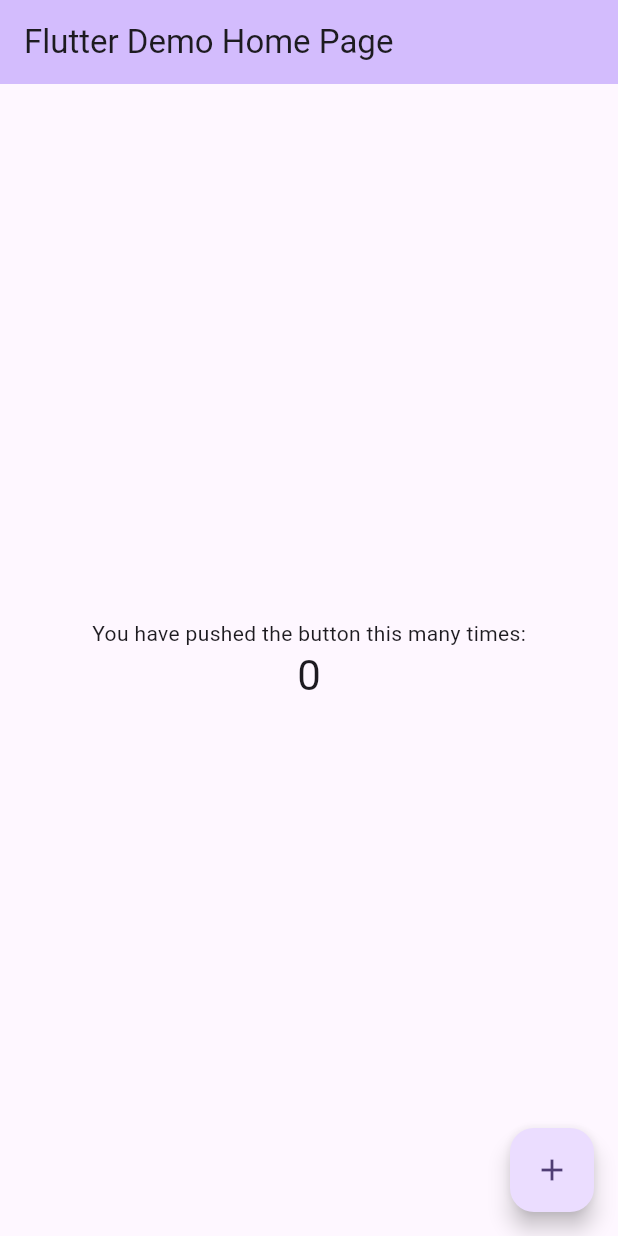
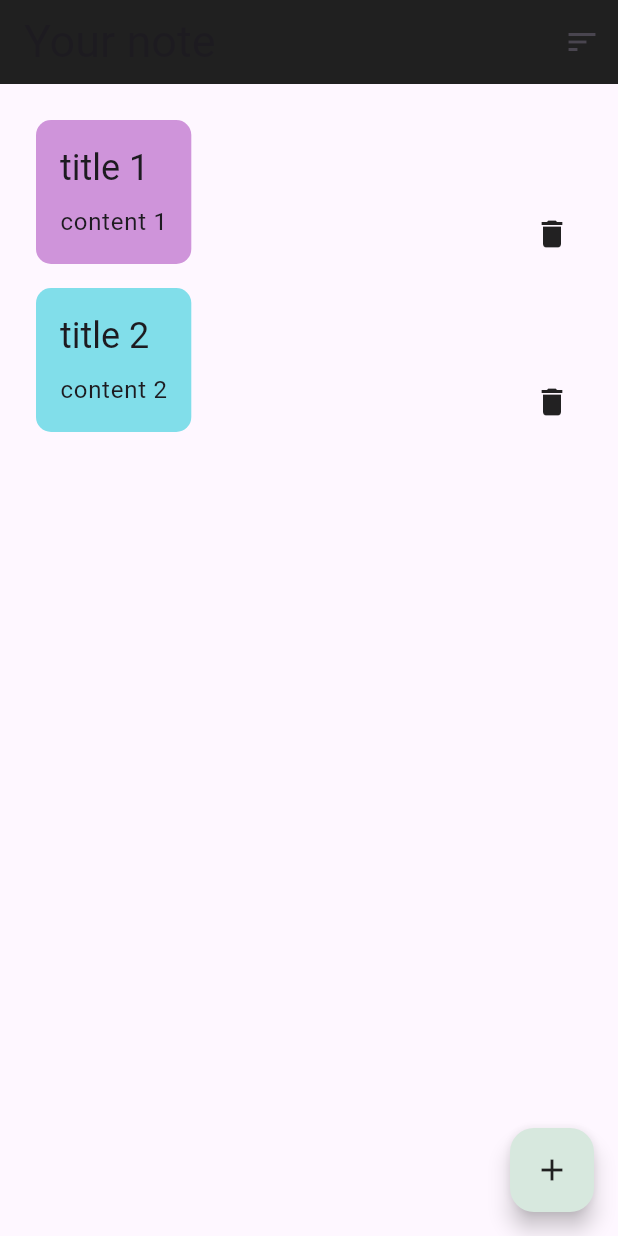
Before and after one commit to hugedreamhd/flutter_note_app, a Flutter app: the screen it shows after launch, on a phone screen of 412 x 824 dp. Run offline on Flutter 3.47's test engine with Material 3 defaults, Android fonts, the phone set to English and light mode, and no system bars; our stand-ins replace freezed_annotation, sqflite; accounts and stored records are empty; generated files the repository leaves out were written again.

Commit message:
feat: note_item을 stack으로 감싸기

```diff
--- a/lib/main.dart
+++ b/lib/main.dart
@@ -1,4 +1,6 @@
 import 'package:flutter/material.dart';
+import 'package:flutter_note_app/presentation/notes/notes_screen.dart';
+import 'package:flutter_note_app/ui/colors.dart';
 
 void main() {
   runApp(const MyApp());
@@ -13,113 +15,21 @@ class MyApp extends StatelessWidget {
     return MaterialApp(
       title: 'Flutter Demo',
       theme: ThemeData(
-        // This is the theme of your application.
-        //
-        // TRY THIS: Try running your application with "flutter run". You'll see
-        // the application has a purple toolbar. Then, without quitting the app,
-        // try changing the seedColor in the colorScheme below to Colors.green
-        // and then invoke "hot reload" (save your changes or press the "hot
-        // reload" button in a Flutter-supported IDE, or press "r" if you used
-        // the command line to start the app).
-        //
-        // Notice that the counter didn't reset back to zero; the application
-        // state is not lost during the reload. To reset the state, use hot
-        // restart instead.
-        //
-        // This works for code too, not just values: Most code changes can be
-        // tested with just a hot reload.
-        colorScheme: ColorScheme.fromSeed(seedColor: Colors.deepPurple),
+       primaryColor: Colors.white,
+        canvasColor: darkGray,
         useMaterial3: true,
+        floatingActionButtonTheme:
+          Theme.of(context).floatingActionButtonTheme.copyWith(
+            backgroundColor: lightBlue,
+            foregroundColor: darkGray
+          ),
+        appBarTheme:
+          Theme.of(context).appBarTheme.copyWith(
+            backgroundColor: darkGray,
+
+          )
       ),
-      home: const MyHomePage(title: 'Flutter Demo Home Page'),
+      home: const NotesScreen(),
     );
   }
 }
-
-class MyHomePage extends StatefulWidget {
-  const MyHomePage({super.key, required this.title});
-
-  // This widget is the home page of your application. It is stateful, meaning
-  // that it has a State object (defined below) that contains fields that affect
-  // how it looks.
-
-  // This class is the configuration for the state. It holds the values (in this
-  // case the title) provided by the parent (in this case the App widget) and
-  // used by the build method of the State. Fields in a Widget subclass are
-  // always marked "final".
-
-  final String title;
-
-  @override
-  State<MyHomePage> createState() => _MyHomePageState();
-}
-
-class _MyHomePageState extends State<MyHomePage> {
-  int _counter = 0;
-
-  void _incrementCounter() {
-    setState(() {
-      // This call to setState tells the Flutter framework that something has
-      // changed in this State, which causes it to rerun the build method below
-      // so that the display can reflect the updated values. If we changed
-      // _counter without calling setState(), then the build method would not be
-      // called again, and so nothing would appear to happen.
-      _counter++;
-    });
-  }
-
-  @override
-  Widget build(BuildContext context) {
-    // This method is rerun every time setState is called, for instance as done
-    // by the _incrementCounter method above.
-    //
-    // The Flutter framework has been optimized to make rerunning build methods
-    // fast, so that you can just rebuild anything that needs updating rather
-    // than having to individually change instances of widgets.
-    return Scaffold(
-      appBar: AppBar(
-        // TRY THIS: Try changing the color here to a specific color (to
-        // Colors.amber, perhaps?) and trigger a hot reload to see the AppBar
-        // change color while the other colors stay the same.
-        backgroundColor: Theme.of(context).colorScheme.inversePrimary,
-        // Here we take the value from the MyHomePage object that was created by
-        // the App.build method, and use it to set our appbar title.
-        title: Text(widget.title),
-      ),
-      body: Center(
-        // Center is a layout widget. It takes a single child and positions it
-        // in the middle of the parent.
-        child: Column(
-          // Column is also a layout widget. It takes a list of children and
-          // arranges them vertically. By default, it sizes itself to fit its
-          // children horizontally, and tries to be as tall as its parent.
-          //
-          // Column has various properties to control how it sizes itself and
-          // how it positions its children. Here we use mainAxisAlignment to
-          // center the children vertically; the main axis here is the vertical
-          // axis because Columns are vertical (the cross axis would be
-          // horizontal).
-          //
-          // TRY THIS: Invoke "debug painting" (choose the "Toggle Debug Paint"
-          // action in the IDE, or press "p" in the console), to see the
-          // wireframe for each widget.
-          mainAxisAlignment: MainAxisAlignment.center,
-          children: <Widget>[
-            const Text(
-              'You have pushed the button this many times:',
-            ),
-            Text(
-              '$_counter',
-              style: Theme.of(context).textTheme.headlineMedium,
-            ),
-          ],
-        ),
-      ),
-      floatingActionButton: FloatingActionButton(
-        onPressed: _incrementCounter,
-        tooltip: 'Increment',
-        child: const Icon(Icons.add),
-      ), // This trailing comma makes auto-formatting nicer for build methods.
-    );
-  }
-}
--- a/lib/presentation/notes/components/note_item.dart
+++ b/lib/presentation/notes/components/note_item.dart
@@ -0,0 +1,54 @@
+import 'package:flutter/material.dart';
+
+import '../../../domain/model/note.dart';
+
+class NoteItem extends StatelessWidget {
+  final Note note;
+
+  NoteItem({
+    Key? key,
+    required this.note,
+  }) : super(key: key);
+
+  @override
+  Widget build(BuildContext context) {
+    return Padding(
+      padding: const EdgeInsets.all(8.0),
+      child: Stack(
+        children: [
+          Container(
+            padding: const EdgeInsets.all(16.0),
+            decoration: BoxDecoration(
+              borderRadius: BorderRadius.circular(10),
+              color: Color(note.color),
+            ),
+            child: Column(
+              crossAxisAlignment: CrossAxisAlignment.start,
+              children: [
+                Text(
+                  //note.title,
+                  note.title,
+                  maxLines: 1,
+                  overflow: TextOverflow.ellipsis,
+                  style: Theme.of(context).textTheme.headlineSmall,
+                ),
+                const SizedBox(height: 8),
+                Text(
+                  note.content,
+                  maxLines: 5,
+                  overflow: TextOverflow.ellipsis,
+                  style: Theme.of(context).textTheme.bodyLarge,
+                ),
+              ],
+            ),
+          ),
+          const Positioned(
+            bottom: 8,
+            right: 8,
+            child: Icon(Icons.delete),
+          ),
+        ],
+      ),
+    );
+  }
+}
--- a/lib/presentation/notes/notes_screen.dart
+++ b/lib/presentation/notes/notes_screen.dart
@@ -0,0 +1,55 @@
+import 'package:flutter/material.dart';
+import 'package:flutter_note_app/ui/colors.dart';
+
+import '../../domain/model/note.dart';
+import 'components/note_item.dart';
+
+class NotesScreen extends StatelessWidget {
+  const NotesScreen({super.key});
+
+  @override
+  Widget build(BuildContext context) {
+    return Scaffold(
+      appBar: AppBar(
+        title: const Text(
+          'Your note',
+          style: TextStyle(fontSize: 30),
+        ),
+        actions: [
+          IconButton(
+            onPressed: () {},
+            icon: const Icon(Icons.sort),
+          )
+        ],
+        elevation: 0,
+      ),
+      floatingActionButton: FloatingActionButton(
+        onPressed: () {},
+        child: Icon(Icons.add),
+      ),
+      body: Padding(
+        padding: const EdgeInsets.all(16.0),
+        child: ListView(
+          children: [
+            NoteItem(
+              note: Note(
+                title: 'title 1',
+                content: 'content 1',
+                color: wisteria.value,
+                timestamp: 1,
+              ),
+            ),
+            NoteItem(
+              note: Note(
+                title: 'title 2',
+                content: 'content 2',
+                color: skyBlue.value,
+                timestamp: 1,
+              ),
+            ),
+          ],
+        ),
+      ),
+    );
+  }
+}
--- a/lib/ui/colors.dart
+++ b/lib/ui/colors.dart
@@ -0,0 +1,10 @@
+import 'dart:ui';
+//커스텀 색상 설정
+const Color roseBud = Color(0xFFFFAB91);
+const Color primrose = Color(0xFFE7ED9B);
+const Color wisteria = Color(0xFFCF94DA);
+const Color skyBlue = Color(0xFF81DEEA);
+const Color illusion = Color(0xFFF48FB1);
+
+const darkGray = Color(0xFF202020);
+const lightBlue = Color(0xFFD7E8DE);
```
Also changed, not shown: 1 other file.
